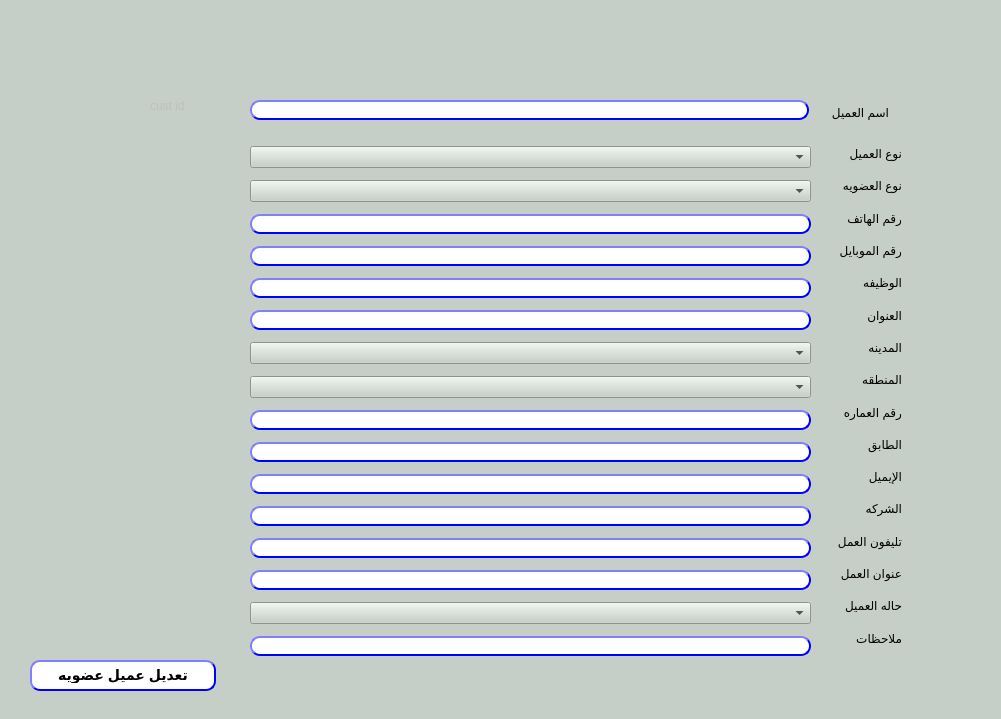
Before: the Qt Designer form presentation/loyalty_ui/modifyCustomer.ui in shymaa123456/HyperPOS2020, drawn with Qt 5.
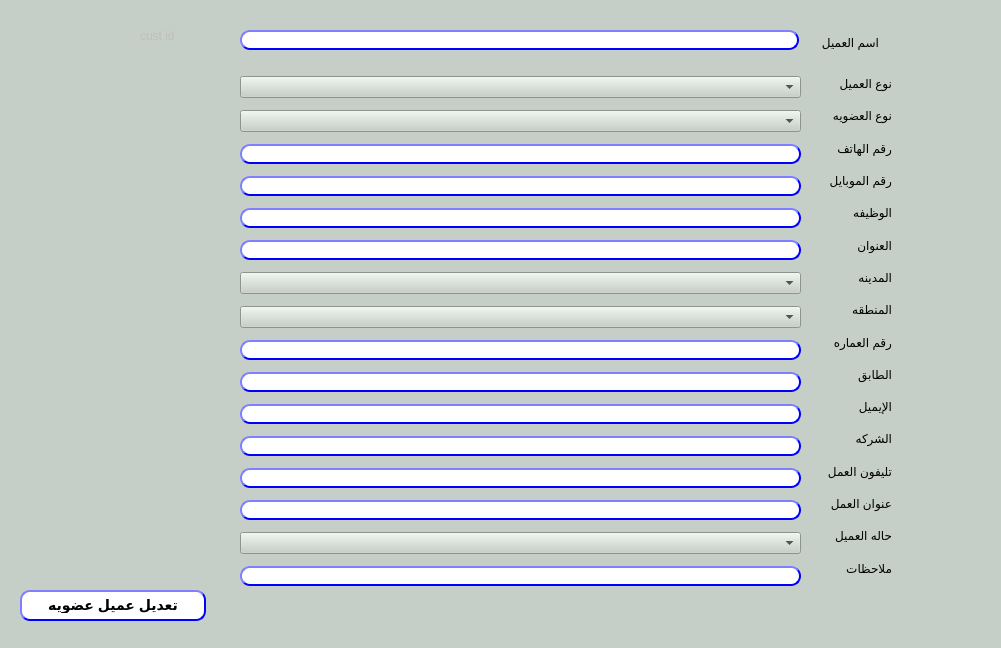
After: the same form once the commit is applied.

```diff
--- a/presentation/loyalty_ui/modifyCustomer.ui
+++ b/presentation/loyalty_ui/modifyCustomer.ui
@@ -7,7 +7,7 @@
     <x>0</x>
     <y>0</y>
     <width>1001</width>
-    <height>719</height>
+    <height>648</height>
    </rect>
   </property>
   <property name="acceptDrops">
@@ -25,8 +25,8 @@
   <widget class="QWidget" name="verticalLayoutWidget">
    <property name="geometry">
     <rect>
-     <x>821</x>
-     <y>140</y>
+     <x>811</x>
+     <y>70</y>
      <width>81</width>
      <height>511</height>
     </rect>
@@ -149,8 +149,8 @@
   <widget class="QWidget" name="verticalLayoutWidget_2">
    <property name="geometry">
     <rect>
-     <x>250</x>
-     <y>140</y>
+     <x>240</x>
+     <y>70</y>
      <width>561</width>
      <height>523</height>
     </rect>
@@ -524,8 +524,8 @@
   <widget class="QPushButton" name="BTN_modifyCustomer">
    <property name="geometry">
     <rect>
-     <x>30</x>
-     <y>660</y>
+     <x>20</x>
+     <y>590</y>
      <width>186</width>
      <height>31</height>
     </rect>
@@ -563,8 +563,8 @@
   <widget class="QLabel" name="label_3">
    <property name="geometry">
     <rect>
-     <x>780</x>
-     <y>100</y>
+     <x>770</x>
+     <y>30</y>
      <width>109</width>
      <height>25</height>
     </rect>
@@ -579,8 +579,8 @@
    </property>
    <property name="geometry">
     <rect>
-     <x>150</x>
-     <y>90</y>
+     <x>140</x>
+     <y>20</y>
      <width>91</width>
      <height>31</height>
     </rect>
@@ -595,8 +595,8 @@
    </property>
    <property name="geometry">
     <rect>
-     <x>250</x>
-     <y>100</y>
+     <x>240</x>
+     <y>30</y>
      <width>559</width>
      <height>20</height>
     </rect>
```
Left out of the diff: 2 changed lines with no effect on the pictures.
